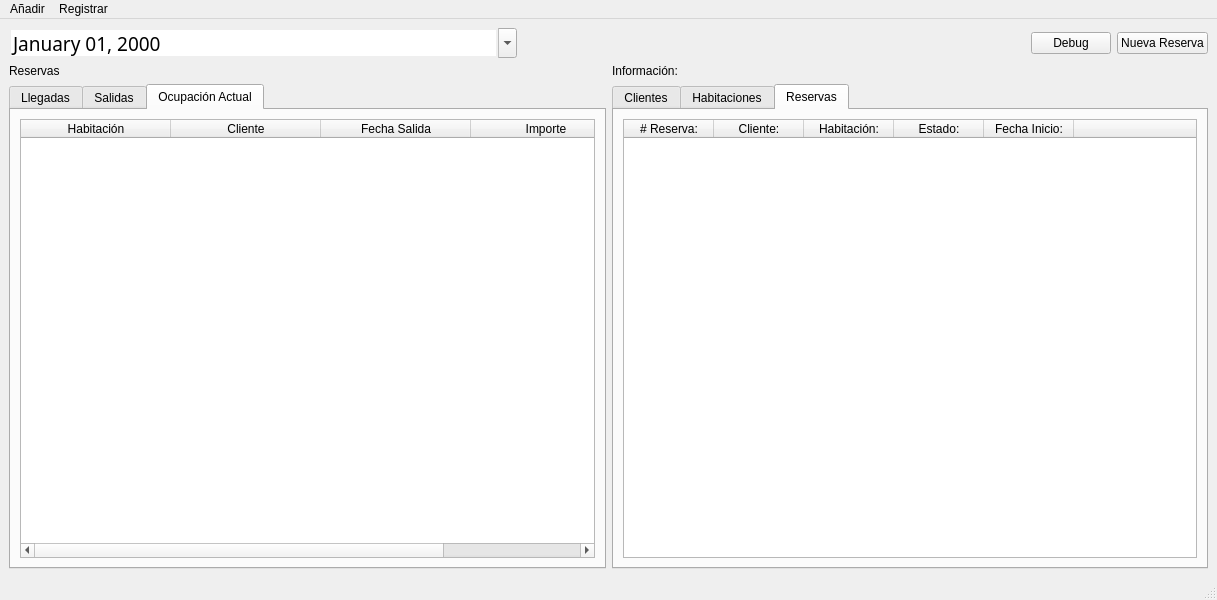
Dennis-Villa/Gestor_Hotelero, file Componentes_Visuales/Ventana_Principal/ventanaprincipal.ui: the form before one commit.
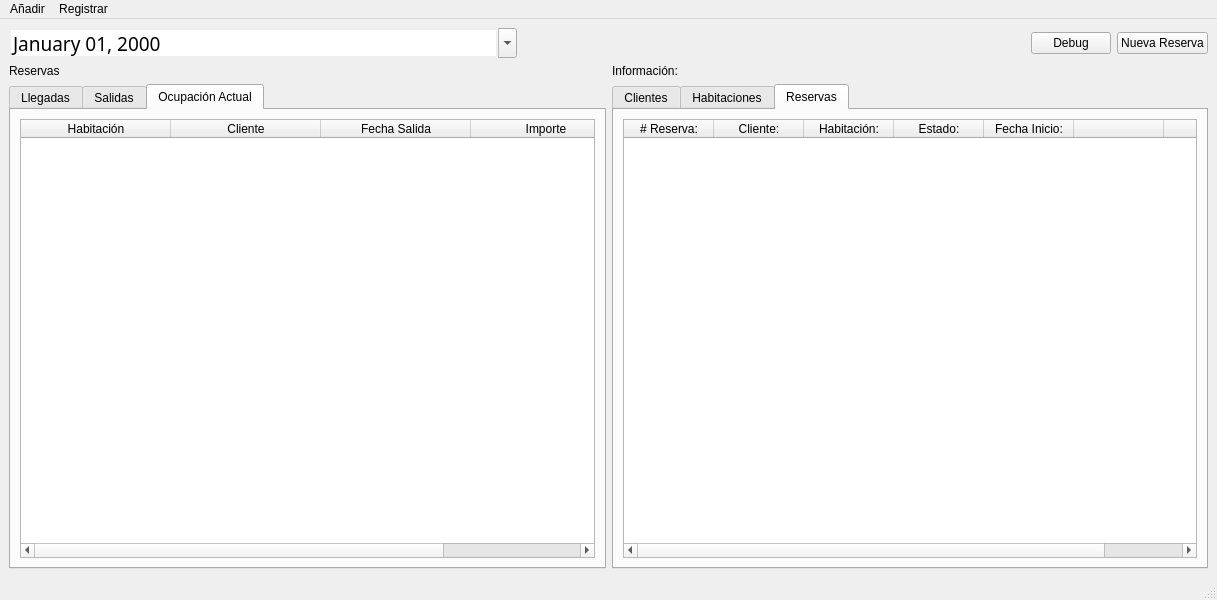
The form after the commit.

Patch:
```diff
--- a/Componentes_Visuales/Ventana_Principal/ventanaprincipal.ui
+++ b/Componentes_Visuales/Ventana_Principal/ventanaprincipal.ui
@@ -555,7 +555,7 @@
             <item>
              <widget class="QTableWidget" name="tableWidgetReservas">
               <property name="columnCount">
-               <number>6</number>
+               <number>7</number>
               </property>
               <attribute name="horizontalHeaderDefaultSectionSize">
                <number>90</number>
@@ -596,6 +596,11 @@
                 <string/>
                </property>
               </column>
+              <column>
+               <property name="text">
+                <string/>
+               </property>
+              </column>
              </widget>
             </item>
            </layout>
```
Left out of the diff: 2 changed lines with no effect on the pictures.
